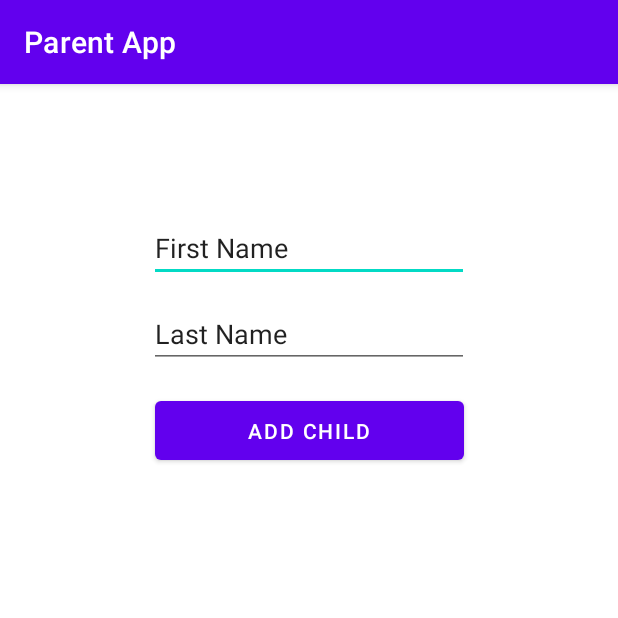
After one commit to corbinjensen/AndroidParentApp, an Android app: the ChildFormActivity screen opened directly, with no data from a screen before it, on a phone screen of 412 x 824 dp, the top half of it. The commit adds this screen. Run offline under Robolectric (Android 15) with nearby library versions, the phone set to English and light mode, and no system bars.

Commit message:
Deleted old files

```diff
--- a/app/src/main/AndroidManifest.xml
+++ b/app/src/main/AndroidManifest.xml
@@ -11,7 +11,10 @@
         android:supportsRtl="true"
         android:theme="@style/Theme.ParentApp">
         <activity
-            android:name="ca.sfu.fluorine.parentapp.MainActivity"
+            android:name=".ChildFormActivity"
+            android:exported="false" />
+        <activity
+            android:name=".MainActivity"
             android:exported="true">
             <intent-filter>
                 <action android:name="android.intent.action.MAIN" />
--- /dev/null
+++ b/app/src/main/java/ca/sfu/fluorine/parentapp/ChildFormActivity.java
@@ -0,0 +1,19 @@
+package ca.sfu.fluorine.parentapp;
+
+import androidx.appcompat.app.AppCompatActivity;
+
+import android.os.Bundle;
+
+/**
+ *  ChildFormActivity.java - represents a user input form
+ *  activity to add a new, or modify info on a child.
+ */
+
+public class ChildFormActivity extends AppCompatActivity {
+
+    @Override
+    protected void onCreate(Bundle savedInstanceState) {
+        super.onCreate(savedInstanceState);
+        setContentView(R.layout.activity_child_form);
+    }
+}
--- a/app/src/main/res/layout/fragment_child_add_form.xml
+++ b/app/src/main/res/layout/activity_child_form.xml
@@ -2,12 +2,9 @@
 <androidx.constraintlayout.widget.ConstraintLayout xmlns:android="http://schemas.android.com/apk/res/android"
     xmlns:app="http://schemas.android.com/apk/res-auto"
     xmlns:tools="http://schemas.android.com/tools"
-    android:id="@+id/frameLayout2"
     android:layout_width="match_parent"
     android:layout_height="match_parent"
-    tools:context=".view.ChildAddFormFragment">
-
-    <!-- TODO: Update blank fragment layout -->
+    tools:context=".ChildFormActivity">
 
     <EditText
         android:id="@+id/editTextTextPersonName"
@@ -16,7 +13,7 @@
         android:layout_marginTop="16dp"
         android:ems="10"
         android:inputType="textPersonName"
-        android:text="First Name"
+        android:text="@string/first_name"
         app:layout_constraintBottom_toBottomOf="parent"
         app:layout_constraintEnd_toEndOf="parent"
         app:layout_constraintStart_toStartOf="parent"
@@ -29,7 +26,7 @@
         android:layout_height="wrap_content"
         android:ems="10"
         android:inputType="textPersonName"
-        android:text="Last Name"
+        android:text="@string/last_name"
         app:layout_constraintBottom_toBottomOf="parent"
         app:layout_constraintStart_toStartOf="@+id/editTextTextPersonName"
         app:layout_constraintTop_toBottomOf="@+id/editTextTextPersonName"
@@ -40,7 +37,7 @@
         android:layout_width="206dp"
         android:layout_height="51dp"
         android:layout_marginTop="16dp"
-        android:text="Add Child"
+        android:text="@string/add_child"
         app:layout_constraintEnd_toEndOf="@+id/editTextTextPersonName2"
         app:layout_constraintStart_toStartOf="@+id/editTextTextPersonName2"
         app:layout_constraintTop_toBottomOf="@+id/editTextTextPersonName2" />
--- a/app/src/main/res/layout/fragment_children.xml
+++ b/app/src/main/res/layout/fragment_children.xml
@@ -17,7 +17,7 @@
         app:layout_constraintTop_toTopOf="parent" />
 
     <com.google.android.material.floatingactionbutton.FloatingActionButton
-        android:id="@+id/fab"
+        android:id="@+id/addChildBtn"
         android:layout_width="wrap_content"
         android:layout_height="wrap_content"
         android:layout_gravity="end|bottom"
--- a/app/src/main/res/values/strings.xml
+++ b/app/src/main/res/values/strings.xml
@@ -5,4 +5,7 @@
     <string name="title_timeout">Timeout</string>
     <!-- TODO: Remove or change this placeholder text -->
     <string name="hello_blank_fragment">Hello blank fragment</string>
+    <string name="first_name">First Name</string>
+    <string name="last_name">Last Name</string>
+    <string name="add_child">Add Child</string>
 </resources>
```
Also changed, not shown: app/src/main/java/ca/sfu/fluorine/parentapp/view/ChildAddFormFragment.java (deleted, +0 -69 lines), app/src/main/java/ca/sfu/fluorine/parentapp/view/ChildrenFragment.java (+32 -6 lines).
